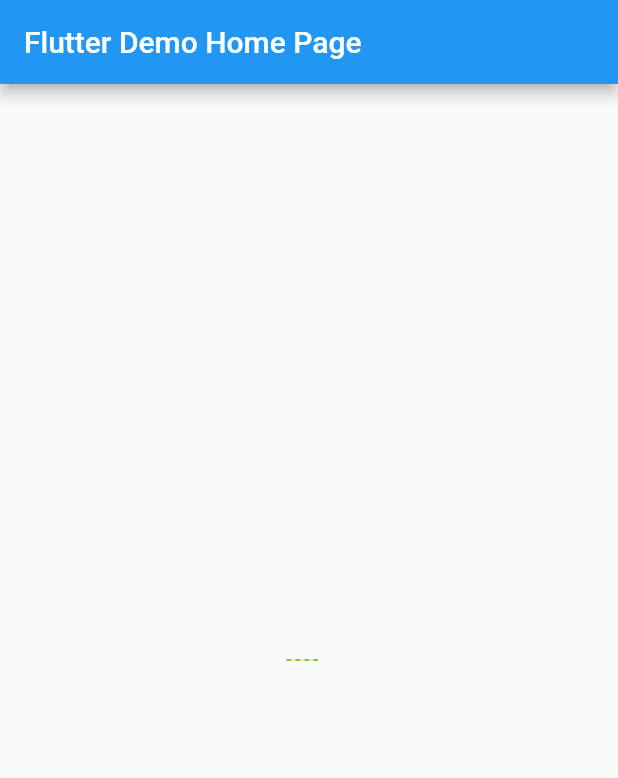
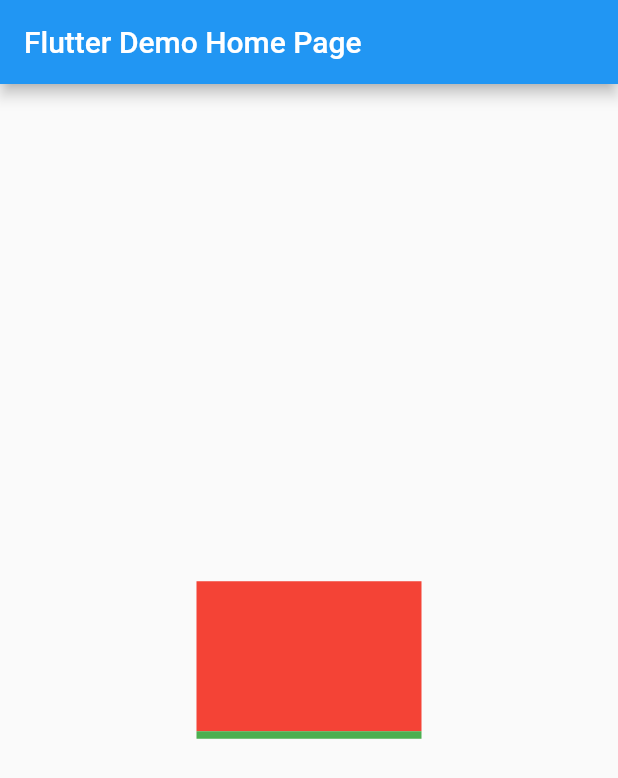
Before and after one commit to BlacksSky/douban_flutter, a Flutter app: the screen it shows after launch, on a phone screen of 412 x 824 dp. Shown: the top 778 px of the screen. Run offline on Flutter 3.47's test engine with Material 2 defaults, Android fonts, the phone set to English and light mode, and no system bars.

Commit message:
修改虚线widge逻辑

```diff
--- a/lib/main.dart
+++ b/lib/main.dart
@@ -37,7 +37,7 @@ class _MyHomePageState extends State<MyHomePage> {
       appBar: AppBar(
         title: Text(widget.title),
       ),
-      body: Center(child: ZYDashedLine(size: 30,height: 1,gapWidth: 5,lineWidth: 3,direction: Axis.horizontal,)),
+      body: Center(child: ZYDashedLine(size: 105,height: 150,lineWidth: 100,gapWidth: 5,lineColor: Colors.red,gapColor: Colors.green,direction: Axis.vertical,)),
     );
   }
 }
--- a/lib/widget_pub/zy_dashed_line.dart
+++ b/lib/widget_pub/zy_dashed_line.dart
@@ -1,19 +1,24 @@
 import 'package:flutter/material.dart';
+import 'package:flutter/services.dart';
 import 'package:flutter/widgets.dart';
 
 class ZYDashedLine extends StatefulWidget {
   final double size; //大小，水平时代表宽，垂直时代表高
-  final double height;//高度，虚线的厚度
-  final double gapWidth;//间隔的宽度
-  final double lineWidth;//虚线的宽度
-  final Axis direction;//
+  final double height; //高度，虚线的厚度
+  final double lineWidth; //虚线的宽度
+  final double gapWidth; //间隔的宽度
+  final Color lineColor;
+  final Color gapColor;
+  final Axis direction;
   int _count;
 
   ZYDashedLine({
     @required this.size,
     this.height = 1,
+    this.lineWidth = 2,
     this.gapWidth = 1,
-    this.lineWidth = 2,
+    this.lineColor = Colors.lightGreenAccent,
+    this.gapColor = Colors.transparent,
     this.direction = Axis.horizontal,
   });
 
@@ -25,18 +30,14 @@ class _ZYDashedLineState extends State<ZYDashedLine> {
   @override
   @override
   Widget build(BuildContext context) {
-    widget._count =
-        ((widget.size + widget.gapWidth) / (widget.gapWidth + widget.lineWidth))
-            .floor();
+    widget._count = calculateCount();
 
     double width = widget.size;
     double height = widget.height;
-    print("direction:${widget.direction},width:$width,height:$height");
     if (widget.direction == Axis.vertical) {
       width = widget.height;
       height = widget.size;
     }
-    print("direction:${widget.direction},width:$width,height:$height");
 
     return Container(
       child: Flex(
@@ -51,22 +52,50 @@ class _ZYDashedLineState extends State<ZYDashedLine> {
 
   //  获取虚线列表
   List<Widget> dashedList() {
-    double width = widget.lineWidth;
-    double height = widget.size;
+    double lineWidth = widget.lineWidth;
+    double lineHeight = widget.height;
+    double gapWidth = widget.gapWidth;
+    double gapHeight = widget.height;
+    double lineGapHeight = lineWidth + gapWidth;
+    double lastLineWidth = widget.size - lineGapHeight;
+    double lastLineHeight = widget.height;
     if (widget.direction == Axis.vertical) {
-      width = widget.size;
-      height = widget.lineWidth;
+      lineWidth = widget.height;
+      lineHeight = widget.lineWidth;
+      gapWidth = widget.height;
+      gapHeight = widget.gapWidth;
+      lineGapHeight = lineHeight + gapHeight;
+      lastLineWidth = widget.height;
+      lastLineHeight = widget.size - lineGapHeight;
     }
     List<Widget> list = [];
-    SizedBox lineBox = buildLineBox(width, height);
-    SizedBox gapBox = buildGapBox(width, height);
+    SizedBox lineBox = buildLineBox(lineWidth, lineHeight);
+    SizedBox gapBox = buildGapBox(gapWidth, gapHeight);
 
-    for (int i = 0; i < (this.widget._count - 1); i++) {
+    if (this.widget._count == 1) {
       list.add(lineBox);
       list.add(gapBox);
+    } else {
+      lastLineWidth = widget.size - lineGapHeight * this.widget._count;
+      if (widget.direction == Axis.vertical) {
+        lastLineHeight = widget.size - lineGapHeight * this.widget._count;
+        lastLineWidth = widget.height;
+      }
+
+      for (int i = 0; i < this.widget._count; i++) {
+        list.add(lineBox);
+        list.add(gapBox);
+      }
     }
-    list.add(lineBox);
+
+    SizedBox halfWidget = buildLineBox(lastLineWidth, lastLineHeight);
+    list.add(halfWidget);
     return list;
+  }
+
+  int calculateCount() {
+    int count = (widget.size / (widget.gapWidth + widget.lineWidth)).floor();
+    return count;
   }
 
   // 线
@@ -75,7 +104,7 @@ class _ZYDashedLineState extends State<ZYDashedLine> {
         width: width,
         height: height,
         child: DecoratedBox(
-          decoration: BoxDecoration(color: Colors.green),
+          decoration: BoxDecoration(color: widget.lineColor),
         ));
   }
 
@@ -85,7 +114,7 @@ class _ZYDashedLineState extends State<ZYDashedLine> {
         width: width,
         height: height,
         child: DecoratedBox(
-          decoration: BoxDecoration(color: Colors.yellow),
+          decoration: BoxDecoration(color: widget.gapColor),
         ));
   }
 }
```
